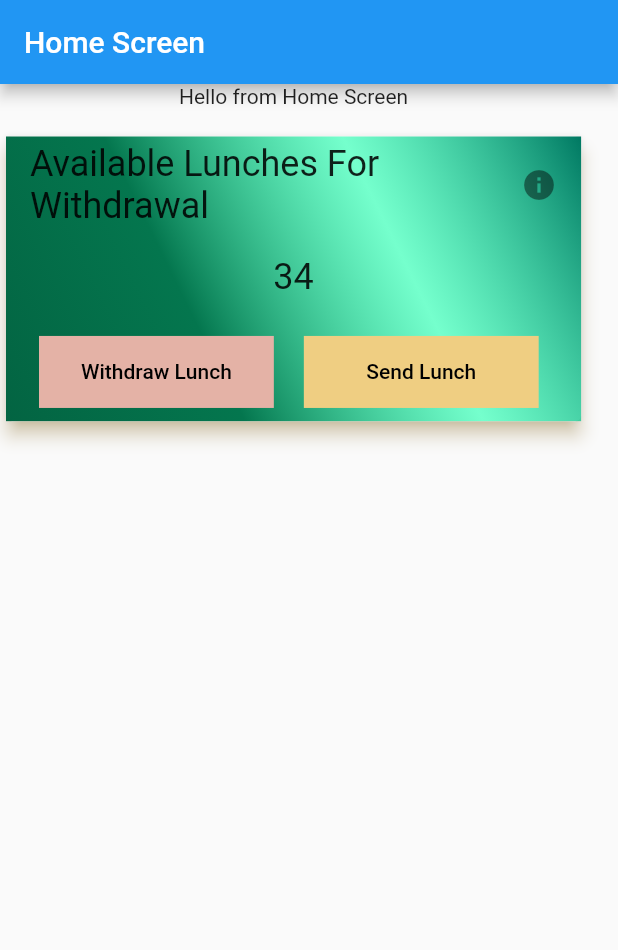
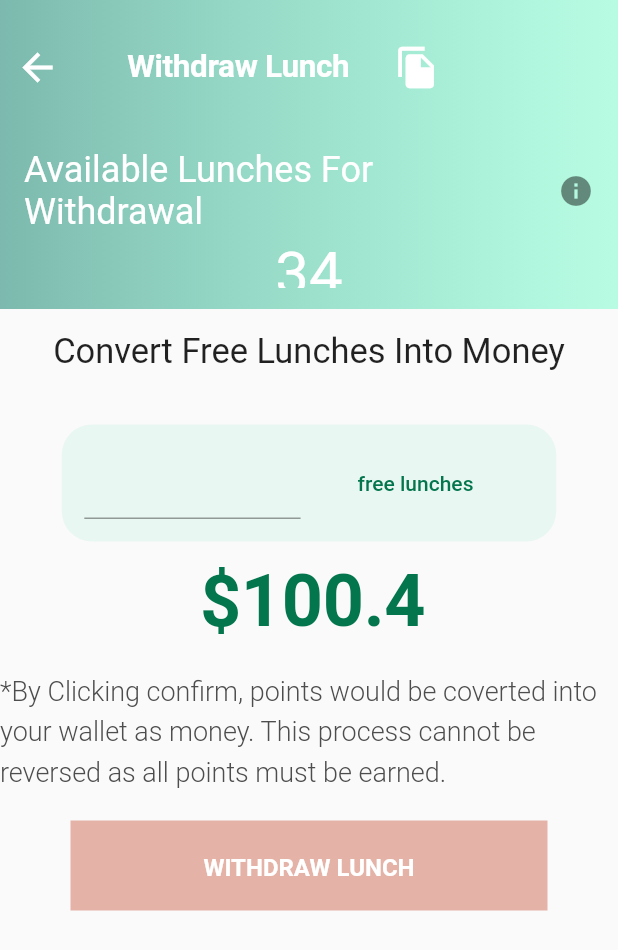
Before and after one commit to hngx-org/Eagles-food-mobile, a Flutter app: the screen it shows after launch, after a tap on "Withdraw Lunch", on a phone screen of 412 x 824 dp. Shown: the top 950 px of the screen. Run offline on Flutter 3.47's test engine with Material 2 defaults, Android fonts, the light colour scheme and no system bars.

Commit message:
Withdraw lunch UI

```diff
--- a/lib/screens/home/available_lunch.dart
+++ b/lib/screens/home/available_lunch.dart
@@ -1,4 +1,6 @@
 import 'package:flutter/material.dart';
+
+import '../withdraw/withdraw_lunch.dart';
 
 class AvailableLunch extends StatefulWidget {
   const AvailableLunch({super.key});
@@ -12,7 +14,7 @@ class _AvailableLunchState extends State<AvailableLunch> {
   Widget build(BuildContext context) {
     return Material(
         child: SizedBox(
-      height: MediaQuery.sizeOf(context).height * 0.24,
+      height: MediaQuery.sizeOf(context).height * 0.15,
       width: MediaQuery.sizeOf(context).width * 0.95,
       child: Card(
           elevation: 5,
@@ -28,32 +30,8 @@ class _AvailableLunchState extends State<AvailableLunch> {
             child: Column(
               mainAxisAlignment: MainAxisAlignment.start,
               children: [
-                const ListTile(
-                  title: Text(
-                    'Available Lunches For Withdrawal',
-                    style: TextStyle(fontSize: 24, fontStyle: FontStyle.normal),
-                  ),
-                  trailing: Wrap(
-                    children: [Icon(Icons.info)],
-                  ),
-                ),
                 const SizedBox(
-                  height: 13,
-                ),
-                //TODO DISPLAY THE NUMBER OF AVAILABLE LUNCHES
-                Container(
-                  height: MediaQuery.sizeOf(context).height*0.04,
-                  decoration: const BoxDecoration(
-                    color: Colors.transparent
-                  ),
-                  child: const Center(
-                    child: Text('34',style: TextStyle(
-                      fontSize: 24
-                    ),),
-                  ),
-                ),
-                const SizedBox(
-                  height: 13,
+                  height: 25,
                 ),
                Padding(padding: const EdgeInsets.fromLTRB(12, 0, 12, 5),child:  Row(
                  children: [
@@ -64,7 +42,9 @@ class _AvailableLunchState extends State<AvailableLunch> {
                        decoration: const BoxDecoration(
                            color: Color.fromRGBO(228, 178, 166, 1)),
                        child: TextButton(
-                           onPressed: () {},
+                           onPressed: () {
+                             Navigator.push(context, MaterialPageRoute(builder: (context)=>const WithdrawLunch()));
+                           },
                            child: const Text('Withdraw Lunch',style: TextStyle(color: Colors.black),)),
                      ),
                    ),
--- /dev/null
+++ b/lib/screens/withdraw/withdraw_lunch.dart
@@ -0,0 +1,238 @@
+import 'package:flutter/material.dart';
+import 'package:hng_task3/screens/withdraw/withdraw_success_screen.dart';
+
+import '../home/available_lunch.dart';
+
+class WithdrawLunch extends StatefulWidget {
+  const WithdrawLunch({super.key});
+
+  @override
+  State<WithdrawLunch> createState() => _WithdrawLunchState();
+}
+
+class _WithdrawLunchState extends State<WithdrawLunch> {
+  @override
+  Widget build(BuildContext context) {
+    return SafeArea(
+        child: Scaffold(
+            body: Column(
+      children: [
+        Container(
+          height: MediaQuery.sizeOf(context).height * 0.25,
+          width: MediaQuery.sizeOf(context).width,
+          decoration: const BoxDecoration(
+              gradient: LinearGradient(colors: [
+            Color.fromRGBO(0, 120, 98, 0.5),
+            Color.fromRGBO(43, 255, 178, 0.32),
+          ])),
+          child: Column(
+            mainAxisAlignment: MainAxisAlignment.start,
+            children: <Widget>[
+              const SizedBox(
+                height: 20,
+              ),
+              Padding(
+                padding: const EdgeInsets.all(10),
+                child: Wrap(
+                  children: [
+                    Row(
+                      children: [
+                        InkWell(
+                          child: const Icon(
+                            Icons.arrow_back,
+                            size: 30,
+                            color: Colors.white,
+                          ),
+                          onTap: () {
+                            Navigator.push(
+                                context,
+                                MaterialPageRoute(
+                                    builder: (context) =>
+                                        const AvailableLunch()));
+                          },
+                        ),
+                        const Padding(
+                            padding: EdgeInsets.fromLTRB(45, 0, 15, 0),
+                            child: Center(
+                              child: Text(
+                                'Withdraw Lunch',
+                                style: TextStyle(
+                                  color: Colors.white,
+                                  fontSize: 21,
+                                  fontWeight: FontWeight.bold,
+                                  letterSpacing: -0.2399999946,
+                                ),
+                              ),
+                            )),
+                        const Padding(
+                          padding: EdgeInsets.fromLTRB(15, 0, 0, 0),
+                          child: InkWell(
+                            child: Icon(
+                              Icons.file_copy,
+                              size: 30,
+                              color: Colors.white,
+                            ),
+                          ),
+                        )
+                      ],
+                    )
+                  ],
+                ),
+              ),
+              const SizedBox(
+                height: 25,
+              ),
+              const ListTile(
+                title: Text(
+                  'Available Lunches For Withdrawal',
+                  style: TextStyle(
+                      fontSize: 24,
+                      fontStyle: FontStyle.normal,
+                      color: Colors.white),
+                ),
+                trailing: Wrap(
+                  children: [Icon(Icons.info)],
+                ),
+              ),
+              Container(
+                height: MediaQuery.sizeOf(context).height * 0.04,
+                decoration: const BoxDecoration(color: Colors.transparent),
+                child: const Center(
+                  child: Text(
+                    '34',
+                    style: TextStyle(fontSize: 40, color: Colors.white),
+                  ),
+                ),
+              ),
+            ],
+          ),
+        ),
+        Column(
+          children: <Widget>[
+            const SizedBox(
+              height: 15,
+            ),
+            const Text(
+              'Convert Free Lunches Into Money',
+              style: TextStyle(fontSize: 23),
+            ),
+            const SizedBox(
+              height: 35,
+            ),
+            Container(
+              width: MediaQuery.sizeOf(context).width * 0.80,
+              decoration: BoxDecoration(
+                borderRadius: BorderRadius.circular(20),
+                color: const Color.fromRGBO(233, 247, 242, 1),
+              ),
+              child: Row(
+                children: [
+                  Padding(
+                    padding: const EdgeInsets.all(15),
+                    child: SizedBox(
+                      width: MediaQuery.sizeOf(context).width * 0.35,
+                      child: const TextField(),
+                    ),
+                  ),
+                  Padding(
+                    padding: const EdgeInsets.all(15),
+                    child: TextButton(
+                      onPressed: () {},
+                      child: const Text(
+                        'free lunches',
+                        style:
+                            TextStyle(color: Color.fromRGBO(4, 118, 78, 1)),
+                      ),
+                    ),
+                  )
+                ],
+              ),
+            ),
+            const SizedBox(
+              height: 40,
+            ),
+            Center(
+              child: Align(
+                child: SizedBox(
+                  width: 167,
+                  height: 20,
+                  child: RichText(
+                    textAlign: TextAlign.center,
+                    text: const TextSpan(
+                      style: TextStyle(
+                        fontSize: 20,
+                        fontWeight: FontWeight.w600,
+                        height: 1,
+                        letterSpacing: -0.2399999946,
+                        color: Color(0xff000000),
+                      ),
+                      children: [
+                        TextSpan(
+                          text: ' ',
+                        ),
+                        TextSpan(
+                          text: '\$100.4 ',
+                          style: TextStyle(
+                            fontSize: 48,
+                            fontWeight: FontWeight.w700,
+                            height: 0.4166666667,
+                            letterSpacing: -0.2399999946,
+                            color: Color(0xff04764e),
+                          ),
+                        ),
+                      ],
+                    ),
+                  ),
+                ),
+              ),
+            ),
+            const SizedBox(
+              height: 25,
+            ),
+            const Align(
+              child: Text(
+                '*By Clicking confirm, points would be coverted into your wallet as money. This process cannot be reversed as all points must be earned.',
+                style: TextStyle(
+                  fontSize: 18,
+                  fontWeight: FontWeight.w300,
+                  height: 1.5,
+                  color: Color(0xff4d4d4d),
+                ),
+              ),
+            ),
+            const SizedBox(
+              height: 20,
+            ),
+            Container(
+              width: 318,
+              height: 60,
+              decoration: const BoxDecoration(
+                color: Color(0xffe4b2a6),
+              ),
+              child: Center(
+                  child: TextButton(
+                onPressed: () {
+                  Navigator.push(
+                      context,
+                      MaterialPageRoute(
+                          builder: (context) =>
+                              const WithdrawSuccessScreen()));
+                },
+                child: const Text(
+                  'WITHDRAW LUNCH',
+                  textAlign: TextAlign.center,
+                  style: TextStyle(
+                    fontSize: 16,
+                    fontWeight: FontWeight.w600,
+                    height: 1.5,
+                    color: Color(0xffffffff),
+                  ),
+                ),
+              )),
+            ),
+          ],
+        )
+      ],
+    )));
+  }
+}
```
